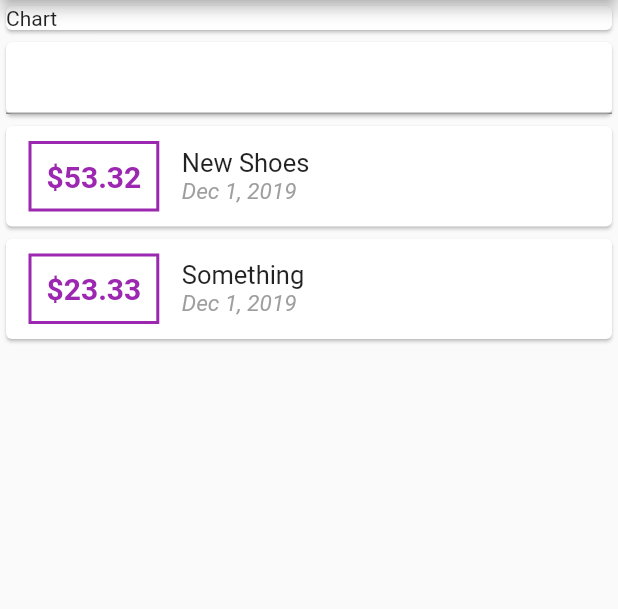
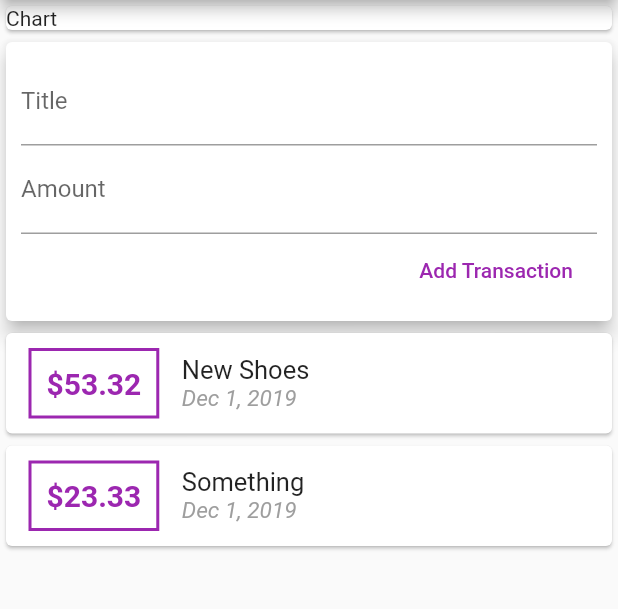
Before and after one commit to NeonArray/flutter-personal-expenses, a Flutter app: the screen it shows after launch, on a phone screen of 412 x 824 dp, the part 84-693 px from its top. Run offline on Flutter 3.47's test engine with Material 2 defaults, Android fonts, the phone set to English and light mode, and no system bars.

Commit message:
Refactor view to use TextEditingController methods to access and store data

```diff
--- a/lib/main.dart
+++ b/lib/main.dart
@@ -44,12 +44,33 @@ class MyHomePage extends StatelessWidget {
                     child: Card(child: Text('Chart')),
                 ),
                 Card(
-                    child: Column(
-                        children: <Widget>[
-                            TextField(
-
-                            ),
-                        ],
+                    elevation: 5,
+                    child: Container(
+                       padding: EdgeInsets.all(10),
+                        child: Column(
+                            crossAxisAlignment: CrossAxisAlignment.end,
+                            children: <Widget>[
+                                TextField(
+                                    decoration: InputDecoration(
+                                        labelText: 'Title',
+                                    ),
+                                    controller: this.titleController,
+                                ),
+                                TextField(
+                                    decoration: InputDecoration(
+                                        labelText: 'Amount',
+                                    ),
+                                    controller: this.amountController,
+                                ),
+                                FlatButton(
+                                    child: Text('Add Transaction'),
+                                    onPressed: () {
+                                        print(this.titleController.text);
+                                    },
+                                    textColor: Colors.purple,
+                                ),
+                            ],
+                        ),
                     ),
                 ),
                 Column(
```
